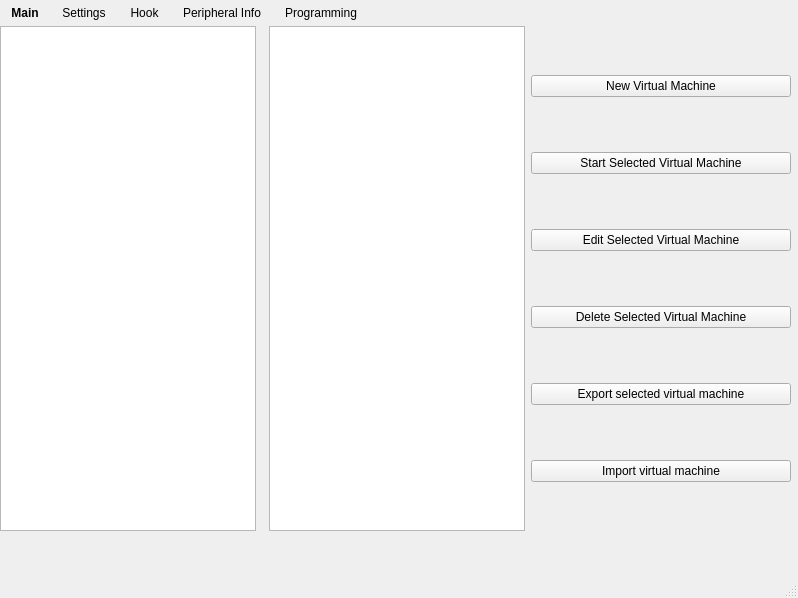
This is ui/Main.ui in wjqsec/EmuGUI as Qt 5 draws it before an edit. The edited form follows.
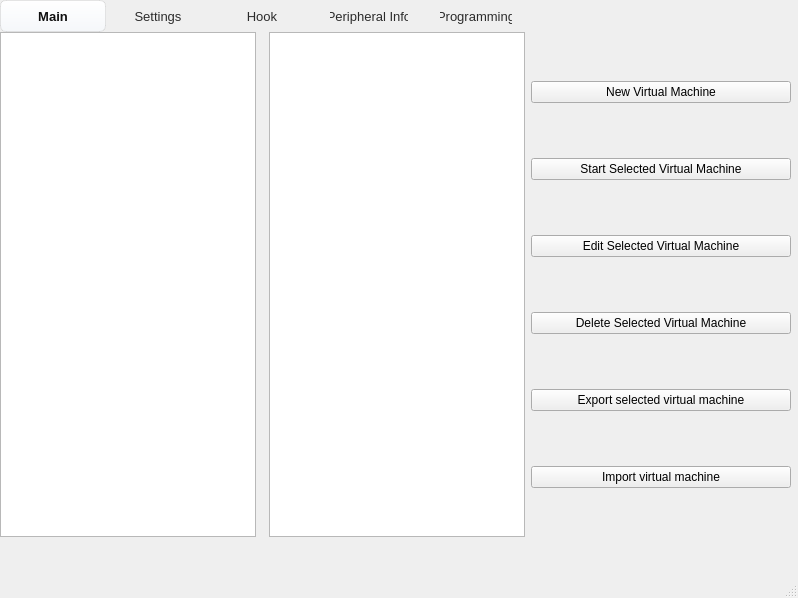
This is the edited form.

Patch:
```diff
--- a/ui/Main.ui
+++ b/ui/Main.ui
@@ -32,12 +32,45 @@
        <property name="currentIndex">
         <number>0</number>
        </property>
-      <property name="styleSheet">
-       <string notr="true">QTabWidget#tabWidget::pane { background: transparent; border: none; }
-      QTabWidget#tabWidget QTabBar { qproperty-expanding: false; margin-left: 140px; margin-top: 2px; }
-      QTabWidget#tabWidget QTabBar::tab { background: transparent; color: #000000; padding: 6px 12px; }
-      QTabWidget#tabWidget QTabBar::tab:selected { background: transparent; font-weight: 600; }</string>
-      </property>
+<!--      <property name="styleSheet">-->
+<!--       <string notr="true">QTabWidget#tabWidget::pane { background: transparent; border: none; }-->
+<!--      QTabWidget#tabWidget QTabBar { qproperty-expanding: false; margin-left: auto; margin-right: auto; }-->
+<!--      QTabWidget#tabWidget QTabBar::tab { background: transparent; color: #000000; padding: 6px 12px; }-->
+<!--      QTabWidget#tabWidget QTabBar::tab:selected { background: transparent; font-weight: 600; }</string>-->
+<!--      </property>-->
+       <property name="styleSheet">
+        <string notr="true">QTabWidget#tabWidget::pane {
+         background: transparent;
+         border: none;
+        }
+
+        QTabWidget#tabWidget QTabBar {
+         qproperty-expanding: false;
+         margin-left: auto;
+         margin-right: auto;
+         spacing: 6px;
+        }
+
+        QTabWidget#tabWidget QTabBar::tab {
+         background: transparent;
+         color: #2b2b2b;
+         padding: 8px 16px;
+         border-radius: 6px;
+         font-size: 13px;
+         min-width: 72px;
+        }
+
+        QTabWidget#tabWidget QTabBar::tab:hover {
+         background: rgba(0,0,0,0.04);
+        }
+
+        QTabWidget#tabWidget QTabBar::tab:selected {
+         background: qlineargradient(x1:0, y1:0, x2:0, y2:1, stop:0 #ffffff, stop:1 #f5f7fa);
+         color: #111111;
+         font-weight: 600;
+         border: 1px solid rgba(0,0,0,0.08);
+        }</string>
+       </property>
        <widget class="QWidget" name="tab">
         <property name="locale">
          <locale language="English" country="UnitedStates"/>
```
